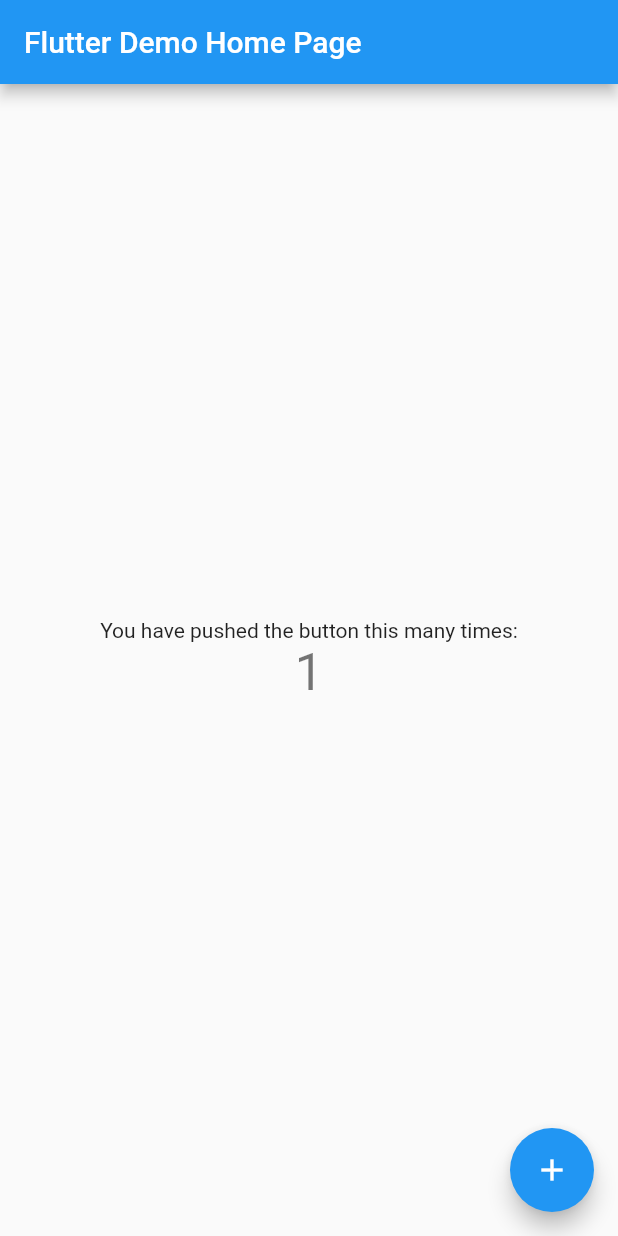
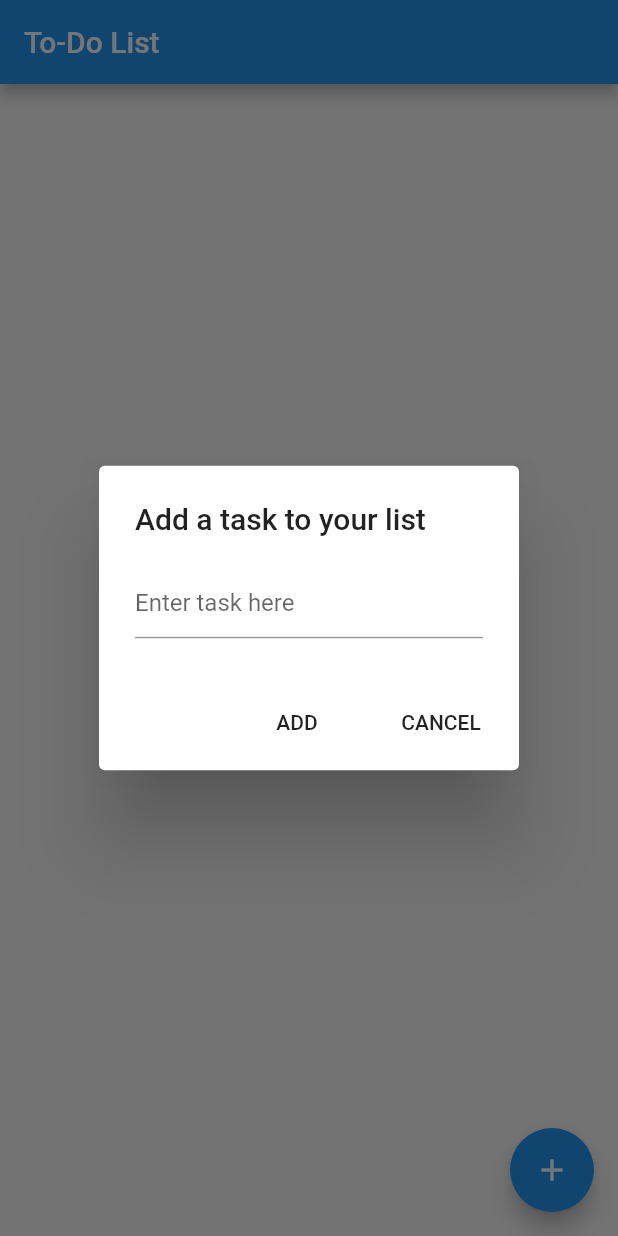
Before and after one commit to arbisyarifudin/Tugas-UAS-Todo-FlutterApp-Sederhana, a Flutter app: the screen it shows after launch, after a tap on the "add" icon, on a phone screen of 412 x 824 dp. Run offline on Flutter 3.47's test engine with Material 2 defaults, Android fonts, the phone set to English and light mode, and no system bars.

Commit message:
update main.dart

```diff
--- a/lib/main.dart
+++ b/lib/main.dart
@@ -1,115 +1,89 @@
 import 'package:flutter/material.dart';
 
-void main() {
-  runApp(const MyApp());
-}
+void main() => runApp(App());
 
-class MyApp extends StatelessWidget {
-  const MyApp({Key? key}) : super(key: key);
+class App extends StatelessWidget {
+  const App({Key? key}) : super(key: key);
 
-  // This widget is the root of your application.
   @override
   Widget build(BuildContext context) {
     return MaterialApp(
-      title: 'Flutter Demo',
-      theme: ThemeData(
-        // This is the theme of your application.
-        //
-        // Try running your application with "flutter run". You'll see the
-        // application has a blue toolbar. Then, without quitting the app, try
-        // changing the primarySwatch below to Colors.green and then invoke
-        // "hot reload" (press "r" in the console where you ran "flutter run",
-        // or simply save your changes to "hot reload" in a Flutter IDE).
-        // Notice that the counter didn't reset back to zero; the application
-        // is not restarted.
-        primarySwatch: Colors.blue,
-      ),
-      home: const MyHomePage(title: 'Flutter Demo Home Page'),
-    );
+        title: 'To-Do List \nArbi Syarifudin (12181630)', home: TodoList());
   }
 }
 
-class MyHomePage extends StatefulWidget {
-  const MyHomePage({Key? key, required this.title}) : super(key: key);
-
-  // This widget is the home page of your application. It is stateful, meaning
-  // that it has a State object (defined below) that contains fields that affect
-  // how it looks.
-
-  // This class is the configuration for the state. It holds the values (in this
-  // case the title) provided by the parent (in this case the App widget) and
-  // used by the build method of the State. Fields in a Widget subclass are
-  // always marked "final".
-
-  final String title;
+class TodoList extends StatefulWidget {
+  const TodoList({Key? key}) : super(key: key);
 
   @override
-  State<MyHomePage> createState() => _MyHomePageState();
+  _TodoListState createState() => _TodoListState();
 }
 
-class _MyHomePageState extends State<MyHomePage> {
-  int _counter = 0;
-
-  void _incrementCounter() {
-    setState(() {
-      // This call to setState tells the Flutter framework that something has
-      // changed in this State, which causes it to rerun the build method below
-      // so that the display can reflect the updated values. If we changed
-      // _counter without calling setState(), then the build method would not be
-      // called again, and so nothing would appear to happen.
-      _counter++;
-    });
-  }
+class _TodoListState extends State<TodoList> {
+  final List<String> _todoList = <String>[];
+  final TextEditingController _textFieldController = TextEditingController();
 
   @override
   Widget build(BuildContext context) {
-    // This method is rerun every time setState is called, for instance as done
-    // by the _incrementCounter method above.
-    //
-    // The Flutter framework has been optimized to make rerunning build methods
-    // fast, so that you can just rebuild anything that needs updating rather
-    // than having to individually change instances of widgets.
     return Scaffold(
-      appBar: AppBar(
-        // Here we take the value from the MyHomePage object that was created by
-        // the App.build method, and use it to set our appbar title.
-        title: Text(widget.title),
-      ),
-      body: Center(
-        // Center is a layout widget. It takes a single child and positions it
-        // in the middle of the parent.
-        child: Column(
-          // Column is also a layout widget. It takes a list of children and
-          // arranges them vertically. By default, it sizes itself to fit its
-          // children horizontally, and tries to be as tall as its parent.
-          //
-          // Invoke "debug painting" (press "p" in the console, choose the
-          // "Toggle Debug Paint" action from the Flutter Inspector in Android
-          // Studio, or the "Toggle Debug Paint" command in Visual Studio Code)
-          // to see the wireframe for each widget.
-          //
-          // Column has various properties to control how it sizes itself and
-          // how it positions its children. Here we use mainAxisAlignment to
-          // center the children vertically; the main axis here is the vertical
-          // axis because Columns are vertical (the cross axis would be
-          // horizontal).
-          mainAxisAlignment: MainAxisAlignment.center,
-          children: <Widget>[
-            const Text(
-              'You have pushed the button this many times:',
-            ),
-            Text(
-              '$_counter',
-              style: Theme.of(context).textTheme.headline4,
-            ),
-          ],
-        ),
-      ),
+      appBar: AppBar(title: const Text('To-Do List')),
+      body: ListView(children: _getItems()),
       floatingActionButton: FloatingActionButton(
-        onPressed: _incrementCounter,
-        tooltip: 'Increment',
-        child: const Icon(Icons.add),
-      ), // This trailing comma makes auto-formatting nicer for build methods.
+          onPressed: () => _displayDialog(context),
+          tooltip: 'Add Item',
+          child: Icon(Icons.add)),
     );
   }
+
+  void _addTodoItem(String title) {
+    // Wrapping it inside a set state will notify
+    // the app that the state has changed
+    setState(() {
+      _todoList.add(title);
+    });
+    _textFieldController.clear();
+  }
+
+  // Generate list of item widgets
+  Widget _buildTodoItem(String title) {
+    return ListTile(title: Text(title));
+  }
+
+  // Generate a single item widget
+  Future<AlertDialog> _displayDialog(BuildContext context) async {
+    return showDialog(
+        context: context,
+        builder: (BuildContext context) {
+          return AlertDialog(
+            title: const Text('Add a task to your list'),
+            content: TextField(
+              controller: _textFieldController,
+              decoration: const InputDecoration(hintText: 'Enter task here'),
+            ),
+            actions: <Widget>[
+              FlatButton(
+                child: const Text('ADD'),
+                onPressed: () {
+                  Navigator.of(context).pop();
+                  _addTodoItem(_textFieldController.text);
+                },
+              ),
+              FlatButton(
+                child: const Text('CANCEL'),
+                onPressed: () {
+                  Navigator.of(context).pop();
+                },
+              )
+            ],
+          );
+        }).then((value) => value ?? false);
+  }
+
+  List<Widget> _getItems() {
+    final List<Widget> _todoWidgets = <Widget>[];
+    for (String title in _todoList) {
+      _todoWidgets.add(_buildTodoItem(title));
+    }
+    return _todoWidgets;
+  }
 }
```
Also changed, not shown: 1 other file.
